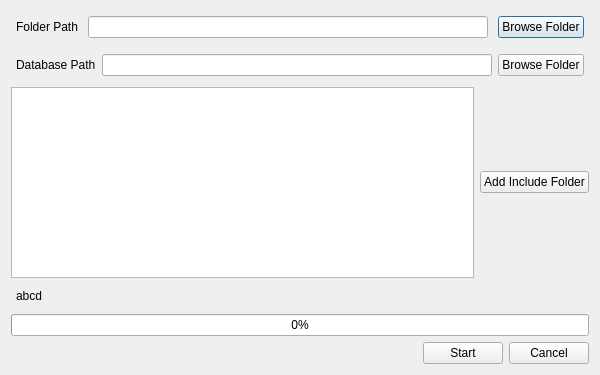
Above: analyzer/ui/AnalyzeWindow.ui from igorJarek/SourceCodeAnalyzer before the change. Below: the same form after it.
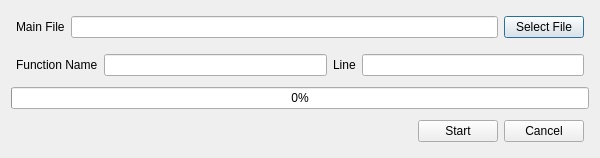
That is the form after the change.

Commit message: analyzer: reimplemented AnalyzeWindow

The edit to the form file:
```diff
--- a/analyzer/ui/AnalyzeWindow.ui
+++ b/analyzer/ui/AnalyzeWindow.ui
@@ -7,7 +7,7 @@
     <x>0</x>
     <y>0</y>
     <width>600</width>
-    <height>375</height>
+    <height>153</height>
    </rect>
   </property>
   <property name="windowTitle">
@@ -15,10 +15,7 @@
   </property>
   <layout class="QVBoxLayout" name="verticalLayout">
    <item>
-    <layout class="QHBoxLayout" name="horizontalLayout">
-     <property name="spacing">
-      <number>10</number>
-     </property>
+    <layout class="QHBoxLayout" name="horizontalLayout_6">
      <property name="leftMargin">
       <number>5</number>
      </property>
@@ -34,21 +31,17 @@
      <item>
       <widget class="QLabel" name="label">
        <property name="text">
-        <string>Folder Path</string>
+        <string>Main File</string>
        </property>
       </widget>
      </item>
      <item>
-      <widget class="QLineEdit" name="folderPathEdit">
-       <property name="readOnly">
-        <bool>true</bool>
-       </property>
-      </widget>
+      <widget class="QLineEdit" name="mainFilePath"/>
      </item>
      <item>
       <widget class="QPushButton" name="folderPathButton">
        <property name="text">
-        <string>Browse Folder</string>
+        <string>Select File</string>
        </property>
       </widget>
      </item>
@@ -71,70 +64,22 @@
      <item>
       <widget class="QLabel" name="label_2">
        <property name="text">
-        <string>Database Path</string>
+        <string>Function Name</string>
        </property>
       </widget>
      </item>
      <item>
-      <widget class="QLineEdit" name="databaseFolderPath">
-       <property name="readOnly">
-        <bool>true</bool>
-       </property>
-      </widget>
+      <widget class="QLineEdit" name="functionName"/>
      </item>
      <item>
-      <widget class="QPushButton" name="databasePathButton">
+      <widget class="QLabel" name="label_5">
        <property name="text">
-        <string>Browse Folder</string>
+        <string>Line</string>
        </property>
       </widget>
      </item>
-    </layout>
-   </item>
-   <item>
-    <layout class="QHBoxLayout" name="horizontalLayout_2">
      <item>
-      <widget class="QTextEdit" name="includeFolderEdit">
-       <property name="readOnly">
-        <bool>true</bool>
-       </property>
-      </widget>
-     </item>
-     <item>
-      <widget class="QPushButton" name="includeFolderButton">
-       <property name="text">
-        <string>Add Include Folder</string>
-       </property>
-      </widget>
-     </item>
-    </layout>
-   </item>
-   <item>
-    <layout class="QHBoxLayout" name="horizontalLayout_5">
-     <property name="leftMargin">
-      <number>5</number>
-     </property>
-     <property name="topMargin">
-      <number>5</number>
-     </property>
-     <property name="rightMargin">
-      <number>5</number>
-     </property>
-     <property name="bottomMargin">
-      <number>5</number>
-     </property>
-     <item alignment="Qt::AlignLeft|Qt::AlignVCenter">
-      <widget class="QLabel" name="analyzedFilePath">
-       <property name="sizePolicy">
-        <sizepolicy hsizetype="Preferred" vsizetype="Preferred">
-         <horstretch>0</horstretch>
-         <verstretch>0</verstretch>
-        </sizepolicy>
-       </property>
-       <property name="text">
-        <string>abcd</string>
-       </property>
-      </widget>
+      <widget class="QLineEdit" name="functionLine"/>
      </item>
     </layout>
    </item>
@@ -153,6 +98,18 @@
    </item>
    <item>
     <layout class="QHBoxLayout" name="horizontalLayout_3">
+     <property name="leftMargin">
+      <number>5</number>
+     </property>
+     <property name="topMargin">
+      <number>5</number>
+     </property>
+     <property name="rightMargin">
+      <number>5</number>
+     </property>
+     <property name="bottomMargin">
+      <number>5</number>
+     </property>
      <item>
       <spacer name="horizontalSpacer">
        <property name="orientation">
```
Left out of the diff: 12 changed lines with no effect on the pictures. The commit also changes 4 other files.
